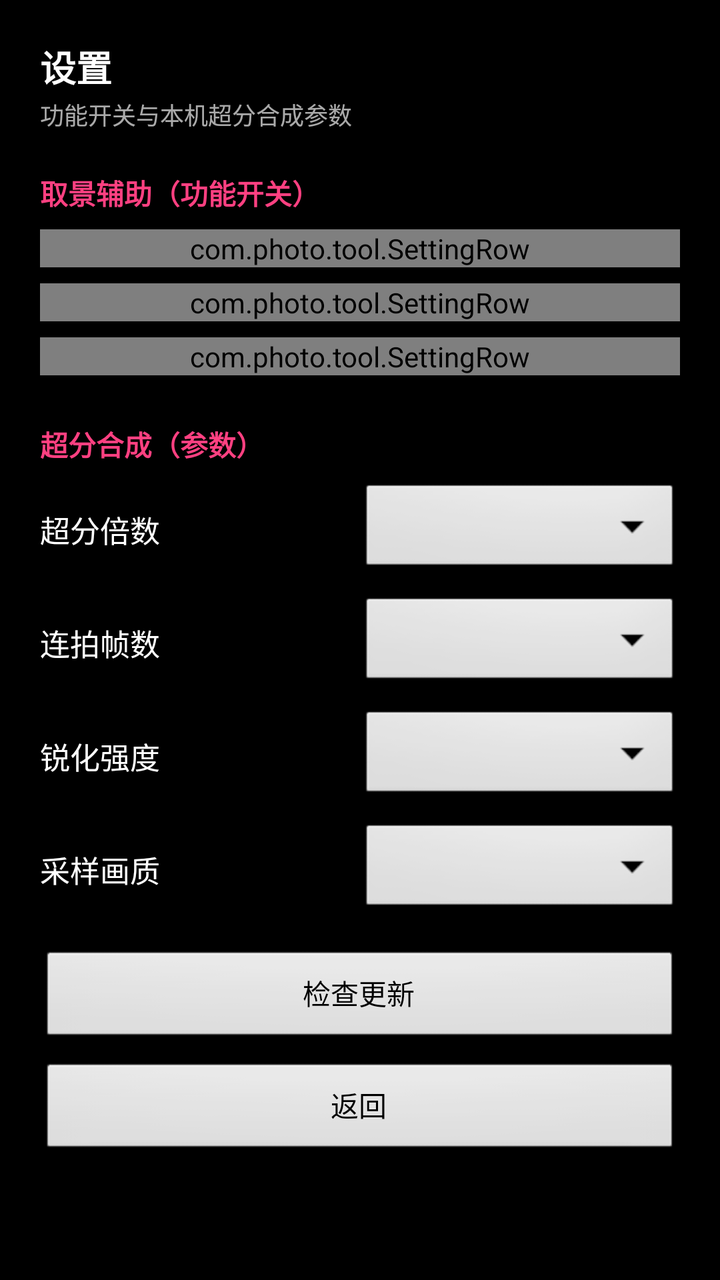
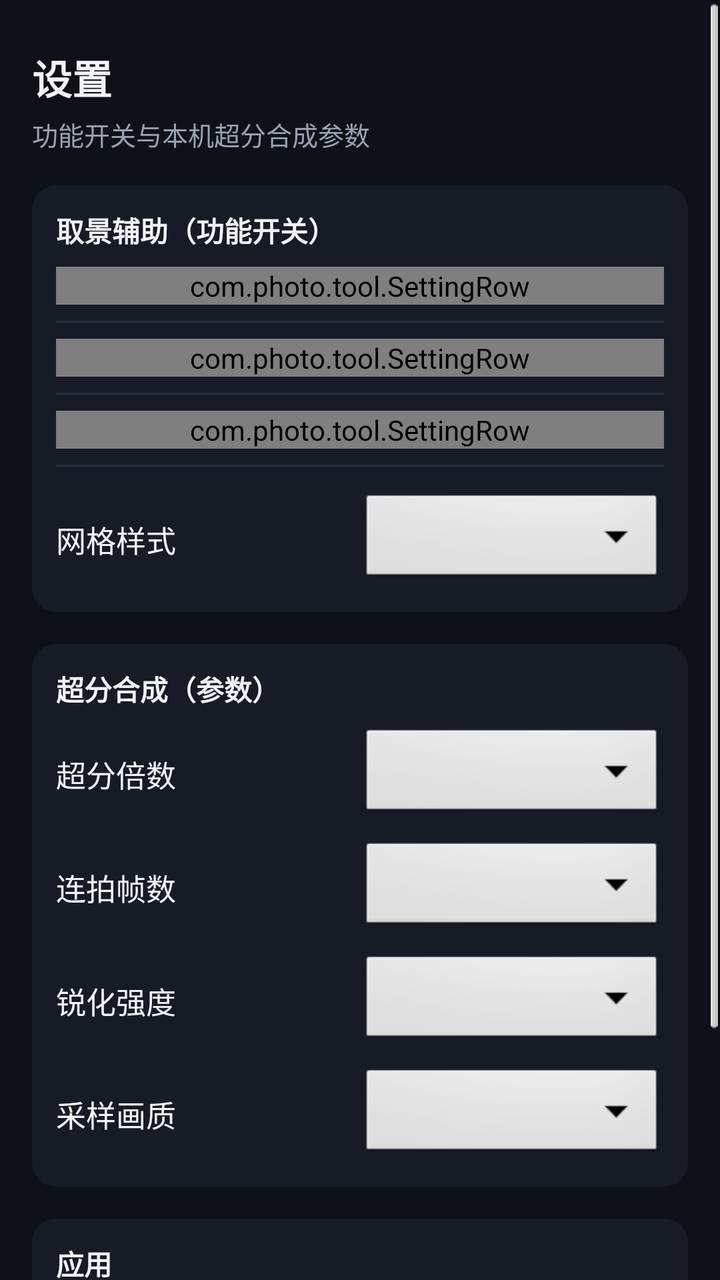

An Android layout rendered at two revisions. The XML below is the earlier revision; the diff shows what the commit changed to produce the second picture.
<!-- AndroidManifest.xml: application theme AppTheme -->
<!-- res/layout/activity_settings.xml -->
<?xml version="1.0" encoding="utf-8"?>
<LinearLayout xmlns:android="http://schemas.android.com/apk/res/android"
    android:layout_width="match_parent"
    android:layout_height="match_parent"
    android:orientation="vertical"
    android:background="@color/black"
    android:padding="20dp">

    <TextView
        android:layout_width="wrap_content"
        android:layout_height="wrap_content"
        android:text="@string/settings_title"
        android:textColor="@color/white"
        android:textSize="18sp"
        android:textStyle="bold" />

    <TextView
        android:layout_width="wrap_content"
        android:layout_height="wrap_content"
        android:layout_marginTop="2dp"
        android:text="@string/settings_subtitle"
        android:textColor="#AAFFFFFF"
        android:textSize="12sp" />

    <TextView
        android:layout_width="wrap_content"
        android:layout_height="wrap_content"
        android:layout_marginTop="20dp"
        android:text="@string/section_overlay"
        android:textColor="#FF4081"
        android:textSize="14sp"
        android:textStyle="bold" />

    <com.photo.tool.SettingRow
        android:id="@+id/rowGrid"
        android:layout_width="match_parent"
        android:layout_height="wrap_content"
        android:layout_marginTop="8dp" />

    <com.photo.tool.SettingRow
        android:id="@+id/rowLevel"
        android:layout_width="match_parent"
        android:layout_height="wrap_content"
        android:layout_marginTop="8dp" />

    <com.photo.tool.SettingRow
        android:id="@+id/rowCompare"
        android:layout_width="match_parent"
        android:layout_height="wrap_content"
        android:layout_marginTop="8dp" />

    <TextView
        android:layout_width="wrap_content"
        android:layout_height="wrap_content"
        android:layout_marginTop="24dp"
        android:text="@string/section_super"
        android:textColor="#FF4081"
        android:textSize="14sp"
        android:textStyle="bold" />

    <LinearLayout
        android:layout_width="match_parent"
        android:layout_height="wrap_content"
        android:layout_marginTop="8dp"
        android:gravity="center_vertical">

        <TextView
            android:layout_width="0dp"
            android:layout_height="wrap_content"
            android:layout_weight="1"
            android:text="@string/lbl_scale"
            android:textColor="@color/white"
            android:textSize="15sp" />

        <Spinner
            android:id="@+id/spScale"
            android:layout_width="0dp"
            android:layout_height="wrap_content"
            android:layout_weight="1" />
    </LinearLayout>

    <LinearLayout
        android:layout_width="match_parent"
        android:layout_height="wrap_content"
        android:layout_marginTop="8dp"
        android:gravity="center_vertical">

        <TextView
            android:layout_width="0dp"
            android:layout_height="wrap_content"
            android:layout_weight="1"
            android:text="@string/lbl_frames"
            android:textColor="@color/white"
            android:textSize="15sp" />

        <Spinner
            android:id="@+id/spFrames"
            android:layout_width="0dp"
            android:layout_height="wrap_content"
            android:layout_weight="1" />
    </LinearLayout>

    <LinearLayout
        android:layout_width="match_parent"
        android:layout_height="wrap_content"
        android:layout_marginTop="8dp"
        android:gravity="center_vertical">

        <TextView
            android:layout_width="0dp"
            android:layout_height="wrap_content"
            android:layout_weight="1"
            android:text="@string/lbl_sharpen"
            android:textColor="@color/white"
            android:textSize="15sp" />

        <Spinner
            android:id="@+id/spSharpen"
            android:layout_width="0dp"
            android:layout_height="wrap_content"
            android:layout_weight="1" />
    </LinearLayout>

    <LinearLayout
        android:layout_width="match_parent"
        android:layout_height="wrap_content"
        android:layout_marginTop="8dp"
        android:gravity="center_vertical">

        <TextView
            android:layout_width="0dp"
            android:layout_height="wrap_content"
            android:layout_weight="1"
            android:text="@string/lbl_quality"
            android:textColor="@color/white"
            android:textSize="15sp" />

        <Spinner
            android:id="@+id/spQuality"
            android:layout_width="0dp"
            android:layout_height="wrap_content"
            android:layout_weight="1" />
    </LinearLayout>

    <Button
        android:id="@+id/btnCheckUpdate"
        android:layout_width="match_parent"
        android:layout_height="wrap_content"
        android:layout_marginTop="16dp"
        android:text="@string/btn_check_update" />

    <Button
        android:id="@+id/btnBack"
        android:layout_width="match_parent"
        android:layout_height="wrap_content"
        android:layout_marginTop="8dp"
        android:text="@string/btn_back" />
</LinearLayout>
<!-- resources referenced by this layout -->
<resources>
  <color name="black">#FF000000</color>
  <color name="white">#FFFFFFFF</color>
  <string name="btn_back">返回</string>
  <string name="btn_check_update">检查更新</string>
  <string name="lbl_frames">连拍帧数</string>
  <string name="lbl_quality">采样画质</string>
  <string name="lbl_scale">超分倍数</string>
  <string name="lbl_sharpen">锐化强度</string>
  <string name="section_overlay">取景辅助（功能开关）</string>
  <string name="section_super">超分合成（参数）</string>
  <string name="settings_subtitle">功能开关与本机超分合成参数</string>
  <string name="settings_title">设置</string>
  <style name="AppTheme" parent="android:Theme.Black.NoTitleBar.Fullscreen">
          <item name="android:statusBarColor">@color/black</item>
          <item name="android:navigationBarColor">@color/black</item>
      </style>
</resources>

<!-- the commit's change to res/layout/activity_settings.xml (unified diff, before → after) -->
@@ -1,158 +1,253 @@
 <?xml version="1.0" encoding="utf-8"?>
-<LinearLayout xmlns:android="http://schemas.android.com/apk/res/android"
+<ScrollView xmlns:android="http://schemas.android.com/apk/res/android"
     android:layout_width="match_parent"
     android:layout_height="match_parent"
-    android:orientation="vertical"
-    android:background="@color/black"
-    android:padding="20dp">
-
-    <TextView
-        android:layout_width="wrap_content"
-        android:layout_height="wrap_content"
-        android:text="@string/settings_title"
-        android:textColor="@color/white"
-        android:textSize="18sp"
-        android:textStyle="bold" />
-
-    <TextView
-        android:layout_width="wrap_content"
-        android:layout_height="wrap_content"
-        android:layout_marginTop="2dp"
-        android:text="@string/settings_subtitle"
-        android:textColor="#AAFFFFFF"
-        android:textSize="12sp" />
-
-    <TextView
-        android:layout_width="wrap_content"
-        android:layout_height="wrap_content"
-        android:layout_marginTop="20dp"
-        android:text="@string/section_overlay"
-        android:textColor="#FF4081"
-        android:textSize="14sp"
-        android:textStyle="bold" />
-
-    <com.photo.tool.SettingRow
-        android:id="@+id/rowGrid"
-        android:layout_width="match_parent"
-        android:layout_height="wrap_content"
-        android:layout_marginTop="8dp" />
-
-    <com.photo.tool.SettingRow
-        android:id="@+id/rowLevel"
-        android:layout_width="match_parent"
-        android:layout_height="wrap_content"
-        android:layout_marginTop="8dp" />
-
-    <com.photo.tool.SettingRow
-        android:id="@+id/rowCompare"
-        android:layout_width="match_parent"
-        android:layout_height="wrap_content"
-        android:layout_marginTop="8dp" />
-
-    <TextView
-        android:layout_width="wrap_content"
-        android:layout_height="wrap_content"
-        android:layout_marginTop="24dp"
-        android:text="@string/section_super"
-        android:textColor="#FF4081"
-        android:textSize="14sp"
-        android:textStyle="bold" />
+    android:background="@color/bg_deep"
+    android:fillViewport="true">
 
     <LinearLayout
         android:layout_width="match_parent"
         android:layout_height="wrap_content"
-        android:layout_marginTop="8dp"
-        android:gravity="center_vertical">
+        android:orientation="vertical"
+        android:paddingStart="@dimen/spacing_l"
+        android:paddingEnd="@dimen/spacing_l"
+        android:paddingTop="@dimen/spacing_xl"
+        android:paddingBottom="@dimen/spacing_xl">
 
         <TextView
-            android:layout_width="0dp"
-            android:layout_height="wrap_content"
-            android:layout_weight="1"
-            android:text="@string/lbl_scale"
-            android:textColor="@color/white"
-            android:textSize="15sp" />
-
-        <Spinner
-            android:id="@+id/spScale"
-            android:layout_width="0dp"
-            android:layout_height="wrap_content"
-            android:layout_weight="1" />
+            android:layout_width="wrap_content"
+            android:layout_height="wrap_content"
+            android:text="@string/settings_title"
+            android:textColor="@color/text_primary"
+            android:textSize="20sp"
+            android:textStyle="bold" />
+
+        <TextView
+            android:layout_width="wrap_content"
+            android:layout_height="wrap_content"
+            android:layout_marginTop="@dimen/spacing_xs"
+            android:text="@string/settings_subtitle"
+            android:textColor="@color/text_secondary"
+            android:textSize="13sp" />
+
+        
+        <LinearLayout
+            android:layout_width="match_parent"
+            android:layout_height="wrap_content"
+            android:layout_marginTop="@dimen/spacing_l"
+            android:background="@drawable/bg_card"
+            android:orientation="vertical"
+            android:padding="@dimen/spacing_m">
+
+            <TextView
+                android:layout_width="wrap_content"
+                android:layout_height="wrap_content"
+                android:text="@string/section_overlay"
+                android:textColor="@color/text_primary"
+                android:textSize="14sp"
+                android:textStyle="bold" />
+
+            <com.photo.tool.SettingRow
+                android:id="@+id/rowGrid"
+                android:layout_width="match_parent"
+                android:layout_height="wrap_content"
+                android:layout_marginTop="@dimen/spacing_s" />
+
+            <View
+                android:layout_width="match_parent"
+                android:layout_height="1dp"
+                android:layout_marginTop="@dimen/spacing_s"
+                android:background="@color/divider" />
+
+            <com.photo.tool.SettingRow
+                android:id="@+id/rowLevel"
+                android:layout_width="match_parent"
+                android:layout_height="wrap_content"
+                android:layout_marginTop="@dimen/spacing_s" />
+
+            <View
+                android:layout_width="match_parent"
+                android:layout_height="1dp"
+                android:layout_marginTop="@dimen/spacing_s"
+                android:background="@color/divider" />
+
+            <com.photo.tool.SettingRow
+                android:id="@+id/rowCompare"
+                android:layout_width="match_parent"
+                android:layout_height="wrap_content"
+                android:layout_marginTop="@dimen/spacing_s" />
+
+            <View
+                android:layout_width="match_parent"
+                android:layout_height="1dp"
+                android:layout_marginTop="@dimen/spacing_s"
+                android:background="@color/divider" />
+
+            
+            <LinearLayout
+                android:layout_width="match_parent"
+                android:layout_height="wrap_content"
+                android:layout_marginTop="@dimen/spacing_m"
+                android:gravity="center_vertical">
+
+                <TextView
+                    android:layout_width="0dp"
+                    android:layout_height="wrap_content"
+                    android:layout_weight="1"
+                    android:text="@string/lbl_grid_style"
+                    android:textColor="@color/text_primary"
+                    android:textSize="15sp" />
+
+                <Spinner
+                    android:id="@+id/spGrid"
+                    android:layout_width="0dp"
+                    android:layout_height="wrap_content"
+                    android:layout_weight="1" />
+            </LinearLayout>
+        </LinearLayout>
+
+        
+        <LinearLayout
+            android:layout_width="match_parent"
+            android:layout_height="wrap_content"
+            android:layout_marginTop="@dimen/spacing_l"
+            android:background="@drawable/bg_card"
+            android:orientation="vertical"
+            android:padding="@dimen/spacing_m">
+
+            <TextView
+                android:layout_width="wrap_content"
+                android:layout_height="wrap_content"
+                android:text="@string/section_super"
+                android:textColor="@color/text_primary"
+                android:textSize="14sp"
+                android:textStyle="bold" />
+
+            <LinearLayout
+                android:layout_width="match_parent"
+                android:layout_height="wrap_content"
+                android:layout_marginTop="@dimen/spacing_s"
+                android:gravity="center_vertical">
+
+                <TextView
+                    android:layout_width="0dp"
+                    android:layout_height="wrap_content"
+                    android:layout_weight="1"
+                    android:text="@string/lbl_scale"
+                    android:textColor="@color/text_primary"
+                    android:textSize="15sp" />
+
+                <Spinner
+                    android:id="@+id/spScale"
+                    android:layout_width="0dp"
+                    android:layout_height="wrap_content"
+                    android:layout_weight="1" />
+            </LinearLayout>
+
+            <LinearLayout
+                android:layout_width="match_parent"
+                android:layout_height="wrap_content"
+                android:layout_marginTop="@dimen/spacing_s"
+                android:gravity="center_vertical">
+
+                <TextView
+                    android:layout_width="0dp"
+                    android:layout_height="wrap_content"
+                    android:layout_weight="1"
+                    android:text="@string/lbl_frames"
+                    android:textColor="@color/text_primary"
+                    android:textSize="15sp" />
+
+                <Spinner
+                    android:id="@+id/spFrames"
+                    android:layout_width="0dp"
+                    android:layout_height="wrap_content"
+                    android:layout_weight="1" />
+            </LinearLayout>
+
+            <LinearLayout
+                android:layout_width="match_parent"
+                android:layout_height="wrap_content"
+                android:layout_marginTop="@dimen/spacing_s"
+                android:gravity="center_vertical">
+
+                <TextView
+                    android:layout_width="0dp"
+                    android:layout_height="wrap_content"
+                    android:layout_weight="1"
+                    android:text="@string/lbl_sharpen"
+                    android:textColor="@color/text_primary"
+                    android:textSize="15sp" />
+
+                <Spinner
+                    android:id="@+id/spSharpen"
+                    android:layout_width="0dp"
+                    android:layout_height="wrap_content"
+                    android:layout_weight="1" />
+            </LinearLayout>
+
+            <LinearLayout
+                android:layout_width="match_parent"
+                android:layout_height="wrap_content"
+                android:layout_marginTop="@dimen/spacing_s"
+                android:gravity="center_vertical">
+
+                <TextView
+                    android:layout_width="0dp"
+                    android:layout_height="wrap_content"
+                    android:layout_weight="1"
+                    android:text="@string/lbl_quality"
+                    android:textColor="@color/text_primary"
+                    android:textSize="15sp" />
+
+                <Spinner
+                    android:id="@+id/spQuality"
+                    android:layout_width="0dp"
+                    android:layout_height="wrap_content"
+                    android:layout_weight="1" />
+            </LinearLayout>
+        </LinearLayout>
+
+        
+        <LinearLayout
+            android:layout_width="match_parent"
+            android:layout_height="wrap_content"
+            android:layout_marginTop="@dimen/spacing_l"
+            android:background="@drawable/bg_card"
+            android:orientation="vertical"
+            android:padding="@dimen/spacing_m">
+
+            <TextView
+                android:layout_width="wrap_content"
+                android:layout_height="wrap_content"
+                android:text="@string/section_update"
+                android:textColor="@color/text_primary"
+                android:textSize="14sp"
+                android:textStyle="bold" />
+
+            <Button
+                android:id="@+id/btnCheckUpdate"
+                android:layout_width="match_parent"
+                android:layout_height="wrap_content"
+                android:layout_marginTop="@dimen/spacing_m"
+                android:background="@drawable/bg_capsule"
+                android:minHeight="48dp"
+                android:paddingStart="@dimen/spacing_m"
+                android:paddingEnd="@dimen/spacing_m"
+                android:text="@string/btn_check_update"
+                android:textColor="@color/text_primary" />
+
+            <Button
+                android:id="@+id/btnBack"
+                android:layout_width="match_parent"
+                android:layout_height="wrap_content"
+                android:layout_marginTop="@dimen/spacing_s"
+                android:background="@drawable/bg_capsule"
+                android:minHeight="48dp"
+                android:paddingStart="@dimen/spacing_m"
+                android:paddingEnd="@dimen/spacing_m"
+                android:text="@string/btn_back"
+                android:textColor="@color/text_primary" />
+        </LinearLayout>
     </LinearLayout>
-
-    <LinearLayout
-        android:layout_width="match_parent"
-        android:layout_height="wrap_content"
-        android:layout_marginTop="8dp"
-        android:gravity="center_vertical">
-
-        <TextView
-            android:layout_width="0dp"
-            android:layout_height="wrap_content"
-            android:layout_weight="1"
-            android:text="@string/lbl_frames"
-            android:textColor="@color/white"
-            android:textSize="15sp" />
-
-        <Spinner
-            android:id="@+id/spFrames"
-            android:layout_width="0dp"
-            android:layout_height="wrap_content"
-            android:layout_weight="1" />
-    </LinearLayout>
-
-    <LinearLayout
-        android:layout_width="match_parent"
-        android:layout_height="wrap_content"
-        android:layout_marginTop="8dp"
-        android:gravity="center_vertical">
-
-        <TextView
-            android:layout_width="0dp"
-            android:layout_height="wrap_content"
-            android:layout_weight="1"
-            android:text="@string/lbl_sharpen"
-            android:textColor="@color/white"
-            android:textSize="15sp" />
-
-        <Spinner
-            android:id="@+id/spSharpen"
-            android:layout_width="0dp"
-            android:layout_height="wrap_content"
-            android:layout_weight="1" />
-    </LinearLayout>
-
-    <LinearLayout
-        android:layout_width="match_parent"
-        android:layout_height="wrap_content"
-        android:layout_marginTop="8dp"
-        android:gravity="center_vertical">
-
-        <TextView
-            android:layout_width="0dp"
-            android:layout_height="wrap_content"
-            android:layout_weight="1"
-            android:text="@string/lbl_quality"
-            android:textColor="@color/white"
-            android:textSize="15sp" />
-
-        <Spinner
-            android:id="@+id/spQuality"
-            android:layout_width="0dp"
-            android:layout_height="wrap_content"
-            android:layout_weight="1" />
-    </LinearLayout>
-
-    <Button
-        android:id="@+id/btnCheckUpdate"
-        android:layout_width="match_parent"
-        android:layout_height="wrap_content"
-        android:layout_marginTop="16dp"
-        android:text="@string/btn_check_update" />
-
-    <Button
-        android:id="@+id/btnBack"
-        android:layout_width="match_parent"
-        android:layout_height="wrap_content"
-        android:layout_marginTop="8dp"
-        android:text="@string/btn_back" />
-</LinearLayout>
+</ScrollView>
<!-- resource entries referenced after the edit -->
@@ -1,20 +1,51 @@
 <!-- resources referenced by this layout -->
 <resources>
+  <color name="bg_deep">#0E1117</color>
+  <color name="divider">#2A313E</color>
+  <color name="text_primary">#F2F4F8</color>
+  <color name="text_secondary">#98A2B3</color>
+  <dimen name="spacing_l">16dp</dimen>
+  <dimen name="spacing_m">12dp</dimen>
+  <dimen name="spacing_s">8dp</dimen>
+  <dimen name="spacing_xl">24dp</dimen>
+  <dimen name="spacing_xs">4dp</dimen>
+  <!-- drawable bg_capsule (drawable) -->
+  <?xml version="1.0" encoding="utf-8"?>
+  <shape xmlns:android="http://schemas.android.com/apk/res/android"
+      android:shape="rectangle">
+      <corners android:radius="@dimen/radius_pill" />
+      <solid android:color="@color/toolbar_translucent" />
+  </shape>
+  <!-- drawable bg_card (drawable) -->
+  <?xml version="1.0" encoding="utf-8"?>
+  <shape xmlns:android="http://schemas.android.com/apk/res/android"
+      android:shape="rectangle">
+      <corners android:radius="@dimen/radius_m" />
+      <solid android:color="@color/bg_card" />
+  </shape>
   <color name="black">#FF000000</color>
-  <color name="white">#FFFFFFFF</color>
+  <color name="accent_blue">#4C9AFF</color>
   <string name="btn_back">返回</string>
   <string name="btn_check_update">检查更新</string>
   <string name="lbl_frames">连拍帧数</string>
+  <string name="lbl_grid_style">网格样式</string>
   <string name="lbl_quality">采样画质</string>
   <string name="lbl_scale">超分倍数</string>
   <string name="lbl_sharpen">锐化强度</string>
   <string name="section_overlay">取景辅助（功能开关）</string>
   <string name="section_super">超分合成（参数）</string>
+  <string name="section_update">应用</string>
   <string name="settings_subtitle">功能开关与本机超分合成参数</string>
   <string name="settings_title">设置</string>
   <style name="AppTheme" parent="android:Theme.Black.NoTitleBar.Fullscreen">
           <item name="android:statusBarColor">@color/black</item>
           <item name="android:navigationBarColor">@color/black</item>
+          <item name="android:windowBackground">@color/bg_deep</item>
+          <item name="android:colorAccent">@color/accent_blue</item>
       </style>
+  <dimen name="radius_pill">999dp</dimen>
+  <color name="toolbar_translucent">#CC0E1117</color>
+  <dimen name="radius_m">12dp</dimen>
+  <color name="bg_card">#161B26</color>
 </resources>
 
